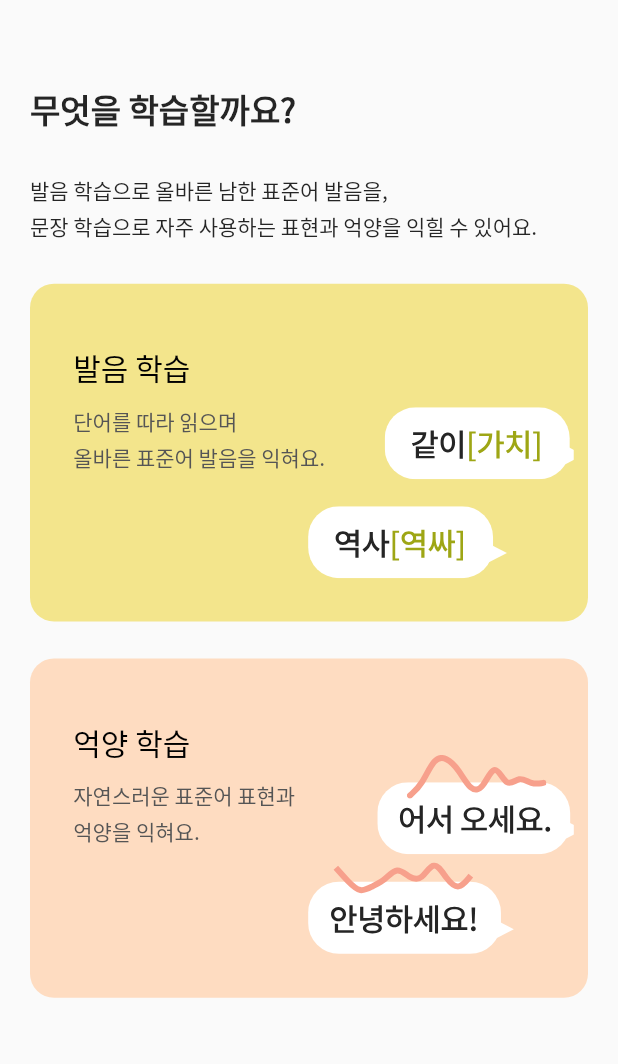
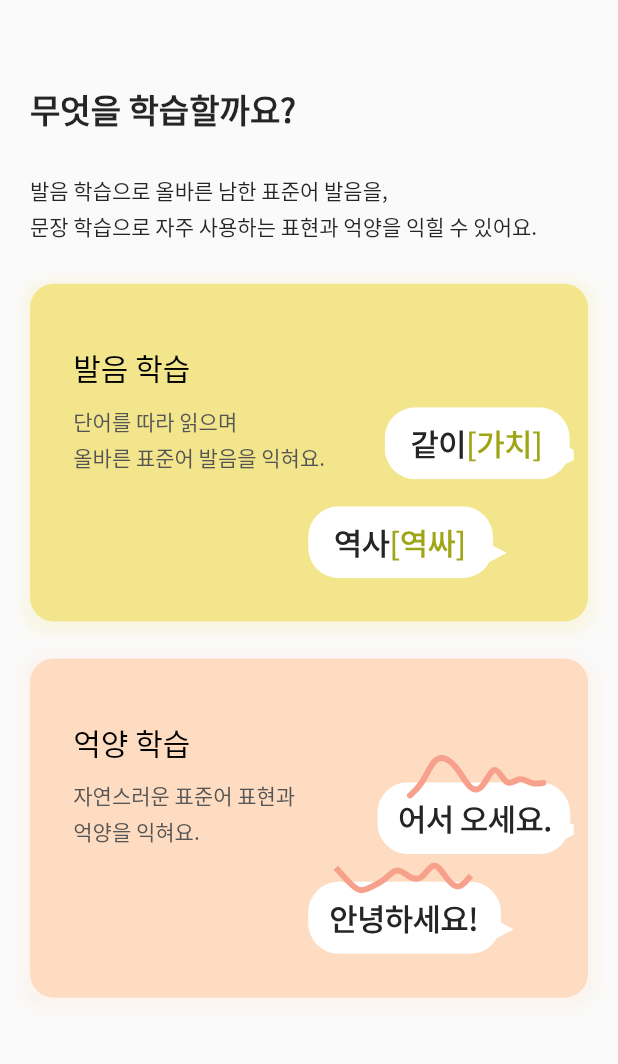
Before and after one commit to YeonJeans/Saera-Flutter, a Flutter app: the LearnPage screen opened directly, on a phone screen of 412 x 824 dp, the part 50-1114 px from its top. Run offline on Flutter 3.47's test engine with Material 2 defaults, Android fonts, the phone set to English and light mode, and no system bars; our stand-ins replace audioplayers, carousel_slider, fl_chart, flutter_svg, fluttertoast, get and 5 more; missing offline and left inert: dart:ffi, flutter_sound; accounts and stored records are empty; project files that could hold a hidden picture were left out.

Commit message:
[Design/#50] Add Button Shadow

```diff
--- a/lib/learn/presentation/learn_screen.dart
+++ b/lib/learn/presentation/learn_screen.dart
@@ -75,9 +75,17 @@ class _LearnPageState extends State<LearnPage> {
       child: Container(
         margin: EdgeInsets.only(top: MediaQuery.of(context).size.height*0.01),
         padding: EdgeInsets.only(bottom: MediaQuery.of(context).size.height*0.035),
-        decoration: const BoxDecoration(
+        decoration: BoxDecoration(
           color: ColorStyles.saeraWord,
-          borderRadius: BorderRadius.all(Radius.circular(16.0))
+          borderRadius: BorderRadius.all(Radius.circular(16.0)),
+            boxShadow: [
+              BoxShadow(
+                color: ColorStyles.saeraWord.withOpacity(0.2),
+                spreadRadius: 5,
+                blurRadius: 7,
+                offset: Offset(0, 3),
+              )
+            ]
         ),
         child: Stack(
           children: [
@@ -107,9 +115,17 @@ class _LearnPageState extends State<LearnPage> {
       child: Container(
         margin: EdgeInsets.only(top: MediaQuery.of(context).size.height*0.03),
         padding: EdgeInsets.only(bottom: MediaQuery.of(context).size.height*0.035),
-        decoration: const BoxDecoration(
+        decoration: BoxDecoration(
             color: ColorStyles.saeraStatement,
-            borderRadius: BorderRadius.all(Radius.circular(16.0))
+            borderRadius: BorderRadius.all(Radius.circular(16.0)),
+            boxShadow: [
+              BoxShadow(
+                color: ColorStyles.saeraStatement.withOpacity(0.2),
+                spreadRadius: 5,
+                blurRadius: 7,
+                offset: Offset(0, 3),
+              )
+            ]
         ),
         child: Stack(
           children: [
```
